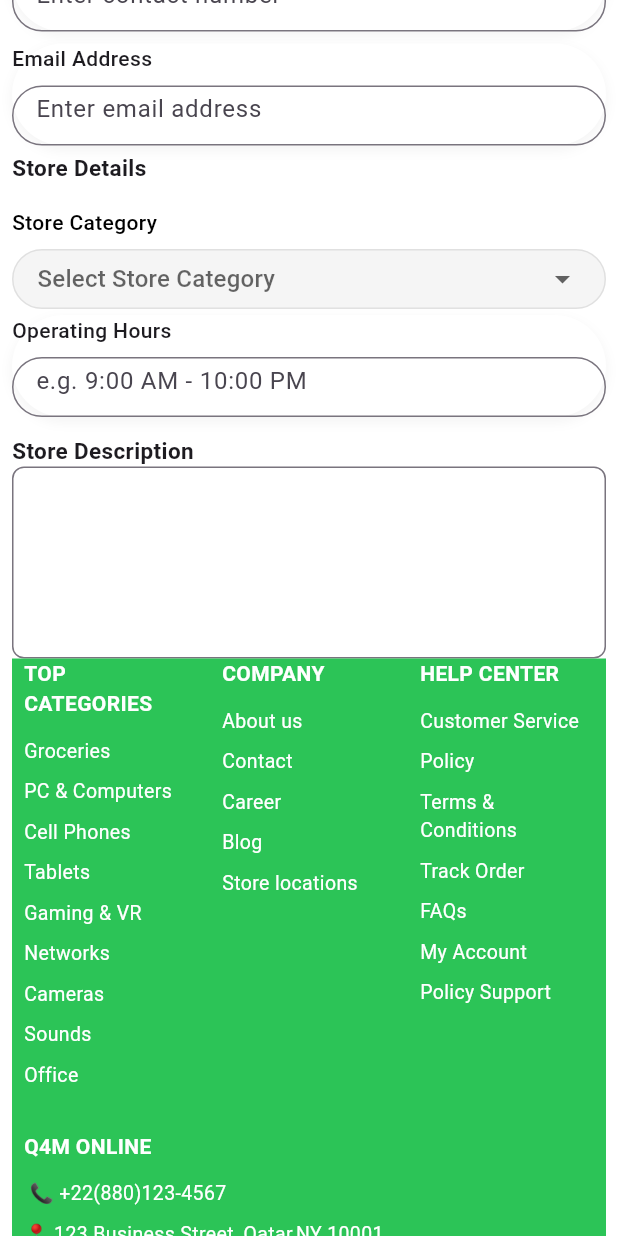
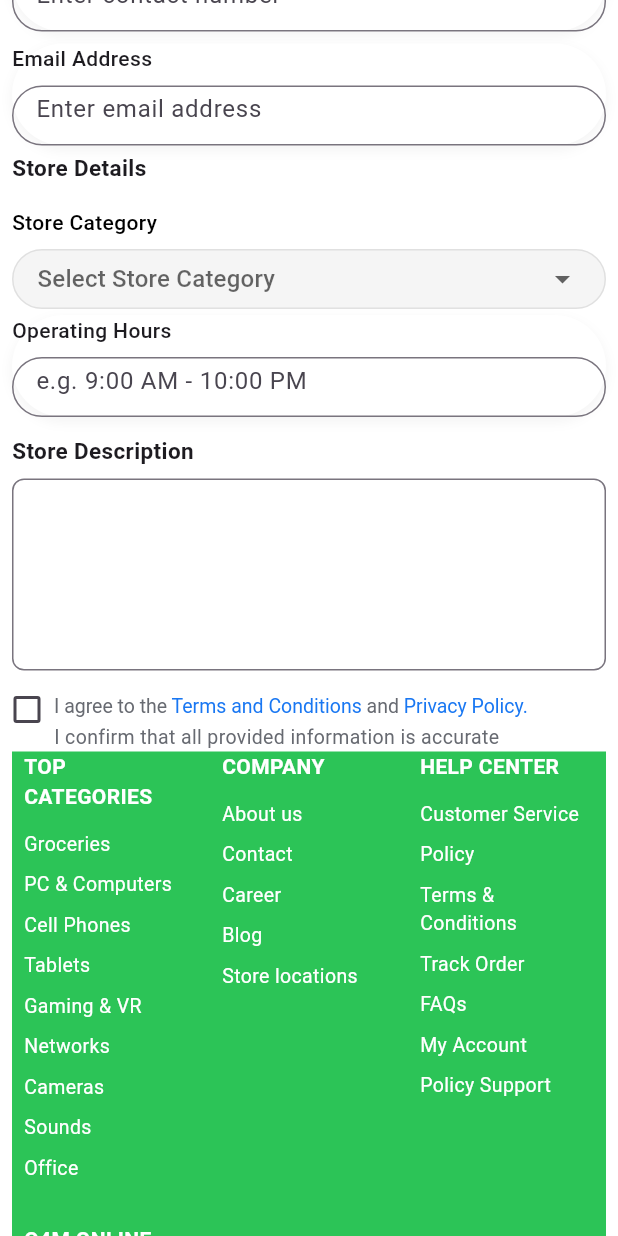
Before and after one commit to Adnanadu/q4m_website_template, a Flutter app: the screen it shows after launch, scrolled down 576 dp, on a phone screen of 412 x 824 dp. Run offline on Flutter 3.47's test engine with Material 3 defaults, Android fonts, the light colour scheme and no system bars; our stand-ins replace flutter_hooks, go_router.

Commit message:
added Agree Terms Widget

```diff
--- a/lib/feature/vendorPage/view/pages/vendor_registration_page.dart
+++ b/lib/feature/vendorPage/view/pages/vendor_registration_page.dart
@@ -5,6 +5,7 @@ import 'package:q4m_website_template/feature/homePage/view/widgets/appbar_widget
 import 'package:q4m_website_template/feature/homePage/view/widgets/country_and_language_selector_widget.dart';
 import 'package:q4m_website_template/feature/homePage/view/widgets/footer_table_widget.dart';
 import 'package:q4m_website_template/feature/homePage/view/widgets/search_bar_widget.dart';
+import 'package:q4m_website_template/feature/vendorPage/view/widgets/agree_term_widget.dart';
 import 'package:q4m_website_template/feature/vendorPage/view/widgets/customized_text_field_widget.dart';
 import 'package:q4m_website_template/feature/vendorPage/view/widgets/store_category_Widget.dart';
 import 'package:q4m_website_template/feature/vendorPage/view/widgets/store_description_widget.dart';
@@ -36,6 +37,7 @@ class VendorRegistrationPage extends HookWidget {
       'Beauty',
       'Health',
     ]);
+    final isAgree = useState<bool>(false);
     final screenWidth = MediaQuery.sizeOf(context).width;
     return Scaffold(
       backgroundColor: Colors.white,
@@ -183,7 +185,12 @@ class VendorRegistrationPage extends HookWidget {
                         fontWeight: FontWeight.w600,
                       ),
                     ),
-                    StoreDescriptionWidget(storeDescriptionController: storeDescriptionController),
+                    SizedBox(height: 8),
+                    StoreDescriptionWidget(
+                      storeDescriptionController: storeDescriptionController,
+                    ),
+                    SizedBox(height: 16),
+                    AgreeTermsWidget(isAgree: isAgree),
                   ],
                 ),
               ),
--- /dev/null
+++ b/lib/feature/vendorPage/view/widgets/agree_term_widget.dart
@@ -0,0 +1,78 @@
+import 'package:flutter/material.dart';
+
+class AgreeTermsWidget extends StatelessWidget {
+  const AgreeTermsWidget({super.key, required this.isAgree});
+
+  final ValueNotifier<bool> isAgree;
+
+  @override
+  Widget build(BuildContext context) {
+    return Row(
+      crossAxisAlignment: CrossAxisAlignment.start,
+      children: [
+        SizedBox(
+          width: 20,
+          height: 20,
+          child: Checkbox(
+            activeColor: const Color(0xFF2CC457),
+            value: isAgree.value,
+            onChanged: (value) {
+              isAgree.value = value!;
+            },
+          ),
+        ),
+        const SizedBox(width: 8),
+        Expanded(
+          child: Column(
+            crossAxisAlignment: CrossAxisAlignment.start,
+            children: [
+              RichText(
+                text: TextSpan(
+                  text: 'I agree to the ',
+                  style: const TextStyle(
+                    color: Color(0xFF676A71),
+                    fontSize: 13,
+                    fontWeight: FontWeight.w400,
+                  ),
+                  children: [
+                    TextSpan(
+                      text: 'Terms and Conditions',
+                      style: const TextStyle(
+                        color: Color(0xFF1977F2),
+                        fontSize: 13,
+                      ),
+                    ),
+                    const TextSpan(
+                      text: ' and ',
+                      style: TextStyle(
+                        color: Color(0xFF676A71),
+                        fontSize: 13,
+                        fontWeight: FontWeight.w400,
+                      ),
+                    ),
+                    TextSpan(
+                      text: 'Privacy Policy.',
+                      style: const TextStyle(
+                        color: Color(0xFF1977F2),
+                        fontSize: 13,
+                      ),
+                    ),
+                  ],
+                ),
+              ),
+              const SizedBox(height: 4),
+              const Text(
+                'I confirm that all provided information is accurate',
+                style: TextStyle(
+                  color: Color(0xFF676A71),
+                  fontSize: 13,
+                  fontWeight: FontWeight.w400,
+                ),
+              ),
+            ],
+          ),
+        ),
+      ],
+    );
+  }
+}
```
